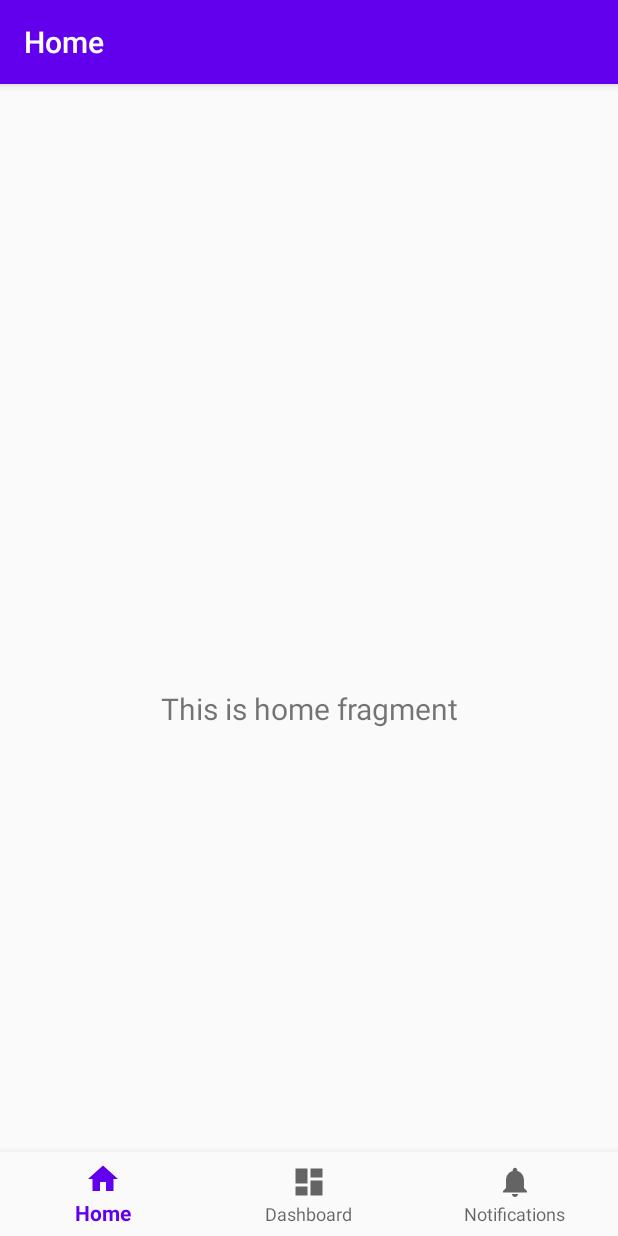
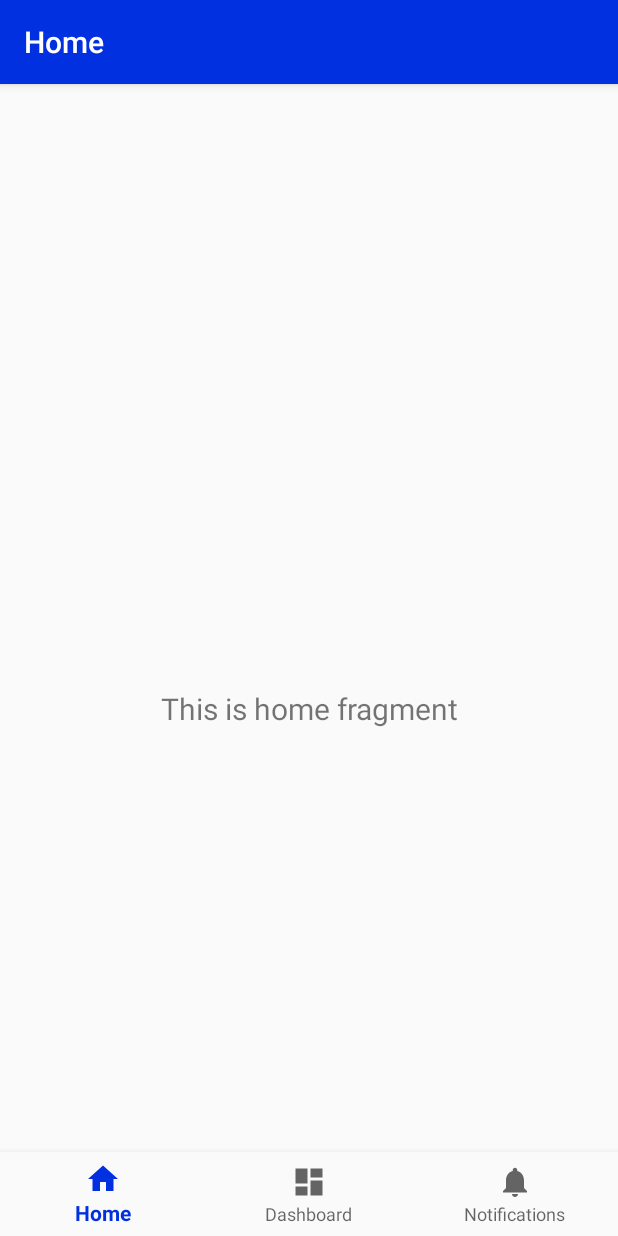
Before and after one commit to mvkopp/avennec-android-app, an Android app: the screen it shows after launch (MainActivity), on a phone screen of 412 x 824 dp. Run offline under Robolectric (Android 15) with nearby library versions, the phone set to English and light mode, and no system bars; our stand-ins replace navigation-ui.

Commit message:
feat: change color to blue and dark blue

```diff
--- a/app/src/main/res/values/colors.xml
+++ b/app/src/main/res/values/colors.xml
@@ -1,6 +1,6 @@
 <?xml version="1.0" encoding="utf-8"?>
 <resources>
-    <color name="colorPrimary">#6200EE</color>
-    <color name="colorPrimaryDark">#3700B3</color>
+    <color name="colorPrimary">#0030e0</color>
+    <color name="colorPrimaryDark">#00219a</color>
     <color name="colorAccent">#03DAC5</color>
 </resources>
```
